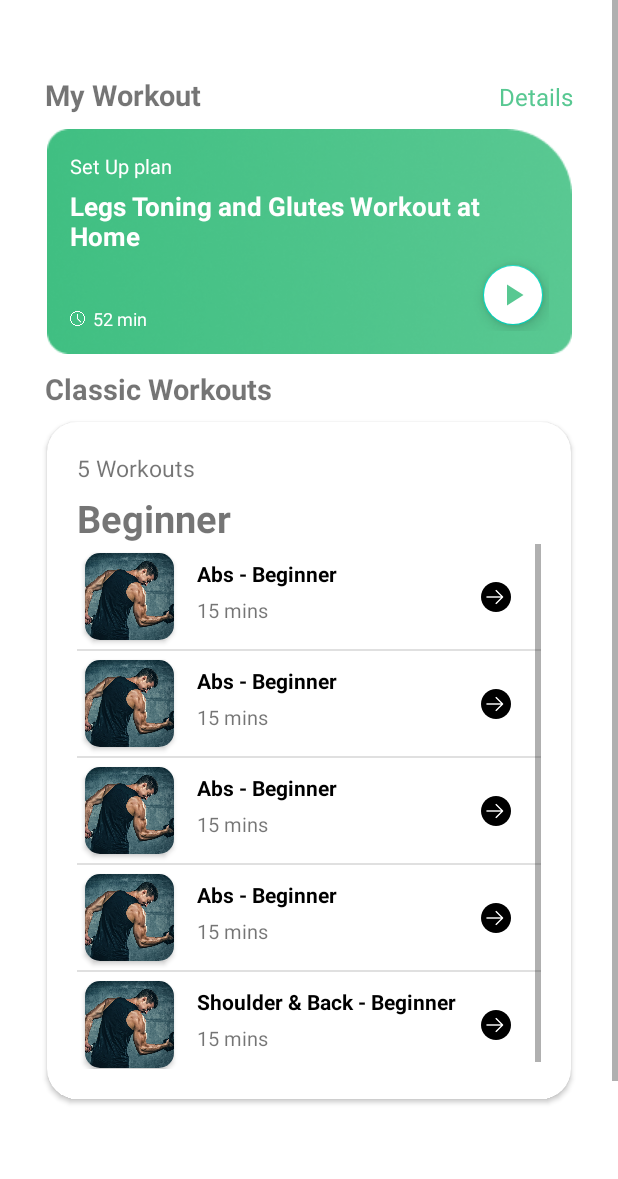
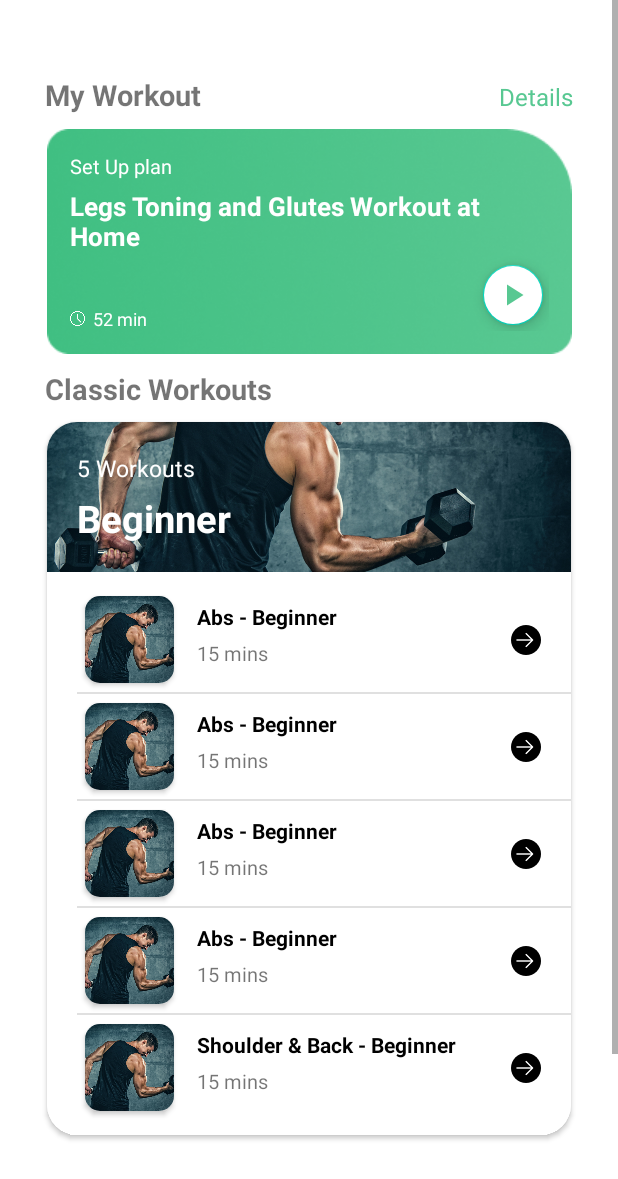
Before and after one commit to KSB-tqk/HooCare, an Android app: the fragment GymFragment shown on its own in the app's theme, on a phone screen of 412 x 824 dp. Shown: the top 1179 px of the screen. Run offline under Robolectric (Android 15) with nearby library versions, the phone set to English and light mode, and no system bars.

Commit message:
Update GymFragment UI

```diff
--- a/app/src/main/AndroidManifest.xml
+++ b/app/src/main/AndroidManifest.xml
@@ -11,7 +11,8 @@
         android:roundIcon="@mipmap/ic_launcher_round"
         android:supportsRtl="true"
         android:theme="@style/Theme.ICare_v2">
-        <activity android:name=".List_Exercises_Activity"></activity>
+        <activity android:name=".List_Exercises_Activity"
+            android:theme="@style/DialogActivity"/>
         <activity android:name=".List_Data_Activity" />
         <activity android:name=".StepCountActivity" />
         <activity android:name=".SigninActivity" />
--- a/app/src/main/java/cf/khanhsb/icare_v2/AnimExerListViewAdapter.java
+++ b/app/src/main/java/cf/khanhsb/icare_v2/AnimExerListViewAdapter.java
@@ -32,7 +32,7 @@ public class AnimExerListViewAdapter extends BaseAdapter {
 
     @Override
     public int getCount() {
-        return 0;
+        return title.length;
     }
 
     @Override
@@ -58,6 +58,7 @@ public class AnimExerListViewAdapter extends BaseAdapter {
 
         holder.exerciseTitle.setText(title[position]);
         holder.gifImage.setImageResource(gifImage[position]);
+        holder.exerciseText.setText(textDetail[position]);
 
         return view;
     }
--- a/app/src/main/java/cf/khanhsb/icare_v2/GymFragment.java
+++ b/app/src/main/java/cf/khanhsb/icare_v2/GymFragment.java
@@ -28,7 +28,7 @@ public class GymFragment extends Fragment {
     private ImageView clockIcon;
 
     /**Gym listview*/
-    private ListView listView;
+    private NonScrollListView listView;
     private String[] gymListTitle = {"Abs - Beginner",
             "Abs - Beginner",
             "Abs - Beginner",
@@ -61,7 +61,7 @@ public class GymFragment extends Fragment {
         workoutTitle = (TextView) rootView.findViewById(R.id.workout_title);
         clockIcon = (ImageView) rootView.findViewById(R.id.clockIcon);
 
-        listView = (ListView) rootView.findViewById(R.id.classic_workout_listview);
+        listView = (NonScrollListView) rootView.findViewById(R.id.classic_workout_listview);
         GymListViewAdapter listViewAdapter = new GymListViewAdapter(getActivity(),
                 R.layout.item_workout_list,
                 gymListImage,
--- /dev/null
+++ b/app/src/main/java/cf/khanhsb/icare_v2/NonScrollListView.java
@@ -0,0 +1,27 @@
+package cf.khanhsb.icare_v2;
+
+import android.content.Context;
+import android.util.AttributeSet;
+import android.view.ViewGroup;
+import android.widget.ListView;
+
+public class NonScrollListView extends ListView {
+
+    public NonScrollListView(Context context) {
+        super(context);
+    }
+    public NonScrollListView(Context context, AttributeSet attrs) {
+        super(context, attrs);
+    }
+    public NonScrollListView(Context context, AttributeSet attrs, int defStyle) {
+        super(context, attrs, defStyle);
+    }
+    @Override
+    public void onMeasure(int widthMeasureSpec, int heightMeasureSpec) {
+        int heightMeasureSpec_custom = MeasureSpec.makeMeasureSpec(
+                Integer.MAX_VALUE >> 2, MeasureSpec.AT_MOST);
+        super.onMeasure(widthMeasureSpec, heightMeasureSpec_custom);
+        ViewGroup.LayoutParams params = getLayoutParams();
+        params.height = getMeasuredHeight();
+    }
+}
--- a/app/src/main/res/layout/fragment_gym.xml
+++ b/app/src/main/res/layout/fragment_gym.xml
@@ -1,9 +1,9 @@
 <?xml version="1.0" encoding="utf-8"?>
 <ScrollView xmlns:android="http://schemas.android.com/apk/res/android"
+    xmlns:app="http://schemas.android.com/apk/res-auto"
     xmlns:tools="http://schemas.android.com/tools"
     android:layout_width="match_parent"
     android:layout_height="match_parent"
-    xmlns:app="http://schemas.android.com/apk/res-auto"
     android:orientation="vertical"
     tools:context=".GymFragment">
 
@@ -43,13 +43,13 @@
             android:id="@+id/workout_cardview"
             android:layout_width="350dp"
             android:layout_height="150dp"
-            app:layout_constraintTop_toBottomOf="@id/exercises_plan_title_linear"
+            android:layout_marginTop="10dp"
+            android:layout_marginBottom="10dp"
+            android:background="@drawable/exercise_plan_background_gymfrag"
+            android:padding="15dp"
             app:layout_constraintEnd_toEndOf="parent"
             app:layout_constraintStart_toStartOf="parent"
-            android:padding="15dp"
-            android:layout_marginTop="10dp"
-            android:layout_marginBottom="10dp"
-            android:background="@drawable/exercise_plan_background_gymfrag">
+            app:layout_constraintTop_toBottomOf="@id/exercises_plan_title_linear">
 
             <TextView
                 android:id="@+id/workout_headline"
@@ -64,11 +64,11 @@
                 android:layout_width="wrap_content"
                 android:layout_height="wrap_content"
                 android:layout_below="@id/workout_headline"
+                android:layout_marginTop="5dp"
+                android:text="@string/workout_name_detail"
                 android:textColor="@color/white"
-                android:text="@string/workout_name_detail"
                 android:textSize="17sp"
-                android:textStyle="bold"
-                android:layout_marginTop="5dp"/>
+                android:textStyle="bold" />
 
             <LinearLayout
                 android:layout_width="wrap_content"
@@ -102,23 +102,23 @@
                 android:layout_height="40dp"
                 android:layout_alignParentEnd="true"
                 android:layout_alignParentBottom="true"
+                android:backgroundTint="@color/white"
                 android:contentDescription="@string/view_button_contentDes"
-                android:backgroundTint="@color/white"
-                app:shapeAppearance="@style/MyFabStyle"
+                android:src="@drawable/play_arrow_fab_gymfrag"
+                android:tint="@color/lime_200"
                 app:fabCustomSize="40dp"
                 app:maxImageSize="24dp"
-                android:tint="@color/lime_200"
-                android:src="@drawable/play_arrow_fab_gymfrag" />
+                app:shapeAppearance="@style/MyFabStyle" />
         </RelativeLayout>
 
         <LinearLayout
             android:id="@+id/classic_workout_title_linear"
-            app:layout_constraintTop_toBottomOf="@id/workout_cardview"
-            android:layout_below="@id/workout_cardview"
-            android:paddingTop="10dp"
             android:layout_width="match_parent"
             android:layout_height="wrap_content"
-            android:orientation="horizontal">
+            android:layout_below="@id/workout_cardview"
+            android:orientation="horizontal"
+            android:paddingTop="10dp"
+            app:layout_constraintTop_toBottomOf="@id/workout_cardview">
 
             <TextView
                 android:layout_width="wrap_content"
@@ -131,50 +131,79 @@
 
         <androidx.cardview.widget.CardView
             android:id="@+id/classic_workout_detail"
-            app:layout_constraintTop_toBottomOf="@id/classic_workout_title_linear"
+            android:layout_width="365dp"
+            android:layout_height="wrap_content"
+            android:layout_below="@id/classic_workout_title_linear"
+            android:elevation="8dp"
+            app:cardCornerRadius="20dp"
+            app:cardUseCompatPadding="true"
             app:layout_constraintEnd_toEndOf="parent"
             app:layout_constraintStart_toStartOf="parent"
-            android:layout_width="365dp"
-            android:layout_height="wrap_content"
-            app:cardUseCompatPadding="true"
-            app:cardCornerRadius="20dp"
-            android:elevation="8dp"
-            android:layout_below="@id/classic_workout_title_linear">
+            app:layout_constraintTop_toBottomOf="@id/classic_workout_title_linear">
+
+            <androidx.constraintlayout.widget.ConstraintLayout
+                android:layout_width="match_parent"
+                android:layout_height="wrap_content">
+
+                <ImageView
+                    android:layout_width="match_parent"
+                    android:layout_height="100dp"
+                    android:scaleType="centerCrop"
+                    android:src="@drawable/workout_real_pic_item_list_icon"
+                    app:layout_constraintBottom_toBottomOf="@id/classic_workout_title_relative"
+                    app:layout_constraintLeft_toLeftOf="@id/classic_workout_title_relative"
+                    app:layout_constraintRight_toRightOf="@id/classic_workout_title_relative"
+                    app:layout_constraintTop_toTopOf="@id/classic_workout_title_relative" />
 
                 <RelativeLayout
+                    android:id="@+id/classic_workout_title_relative"
                     android:layout_width="match_parent"
-                android:layout_height="wrap_content"
-                android:padding="20dp">
+                    android:layout_height="100dp"
+                    android:padding="20dp"
+                    app:layout_constraintEnd_toEndOf="parent"
+                    app:layout_constraintStart_toStartOf="parent"
+                    app:layout_constraintTop_toTopOf="parent">
 
                     <TextView
                         android:id="@+id/num_of_workout"
                         android:layout_width="wrap_content"
                         android:layout_height="wrap_content"
                         android:text="@string/workout_count_label"
+                        android:textColor="@color/white"
                         android:textSize="15sp" />
 
                     <TextView
                         android:id="@+id/classic_workout_title"
-                    android:layout_below="@id/num_of_workout"
                         android:layout_width="wrap_content"
                         android:layout_height="wrap_content"
+                        android:layout_below="@id/num_of_workout"
                         android:layout_marginTop="5dp"
                         android:text="@string/beginner_label"
-                    android:textStyle="bold"
-                    android:textSize="25sp" />
-                <ListView
+                        android:textColor="@color/white"
+                        android:textSize="25sp"
+                        android:textStyle="bold" />
+                </RelativeLayout>
+
+                <cf.khanhsb.icare_v2.NonScrollListView
                     android:id="@+id/classic_workout_listview"
+                    android:paddingBottom="10dp"
+                    android:paddingStart="20dp"
+                    android:paddingEnd="0dp"
                     android:layout_width="match_parent"
-                    android:layout_height="350dp"
-                    android:layout_below="@id/classic_workout_title">
+                    android:layout_height="wrap_content"
+                    android:layout_marginTop="10dp"
+                    android:background="@color/white"
+                    app:layout_constraintBottom_toBottomOf="parent"
+                    app:layout_constraintTop_toBottomOf="@id/classic_workout_title_relative">
 
-                </ListView>
-            </RelativeLayout>
+                </cf.khanhsb.icare_v2.NonScrollListView>
+            </androidx.constraintlayout.widget.ConstraintLayout>
         </androidx.cardview.widget.CardView>
+
         <Space
             android:layout_width="match_parent"
-            app:layout_constraintTop_toBottomOf="@id/classic_workout_detail"
-            android:layout_height="200dp"/>
+            android:layout_height="200dp"
+            app:layout_constraintTop_toBottomOf="@id/classic_workout_detail" />
     </androidx.constraintlayout.widget.ConstraintLayout>
 
 </ScrollView>
--- a/app/src/main/res/values/themes.xml
+++ b/app/src/main/res/values/themes.xml
@@ -25,4 +25,14 @@
         <item name="cornerSizeBottomLeft">20dp</item>
         <item name="cornerSizeBottomRight">20dp</item>
     </style>
+    <style name="DialogActivity" parent="Theme.AppCompat.Light.Dialog">
+        <item name="android:windowFrame">@null</item>
+        <item name="android:windowNoTitle">true</item>
+        <item name="android:windowIsFloating">true</item>
+        <item name="windowActionBar">false</item>
+        <item name="windowNoTitle">true</item>
+        <item name="android:windowContentOverlay">@null</item>
+        <item name="android:windowMinWidthMajor">90%</item>
+        <item name="android:windowMinWidthMinor">90%</item>
+    </style>
 </resources>
```
Also changed, not shown: app/src/main/java/cf/khanhsb/icare_v2/List_Data_Activity.java (+22 -2 lines), app/src/main/java/cf/khanhsb/icare_v2/List_Exercises_Activity.java (+13 -4 lines), app/src/main/res/layout/activity_list_data.xml (+5 -6 lines), app/src/main/res/layout/activity_list_exercises.xml (indentation only). Lines whose indentation alone changed are shown as unchanged.
